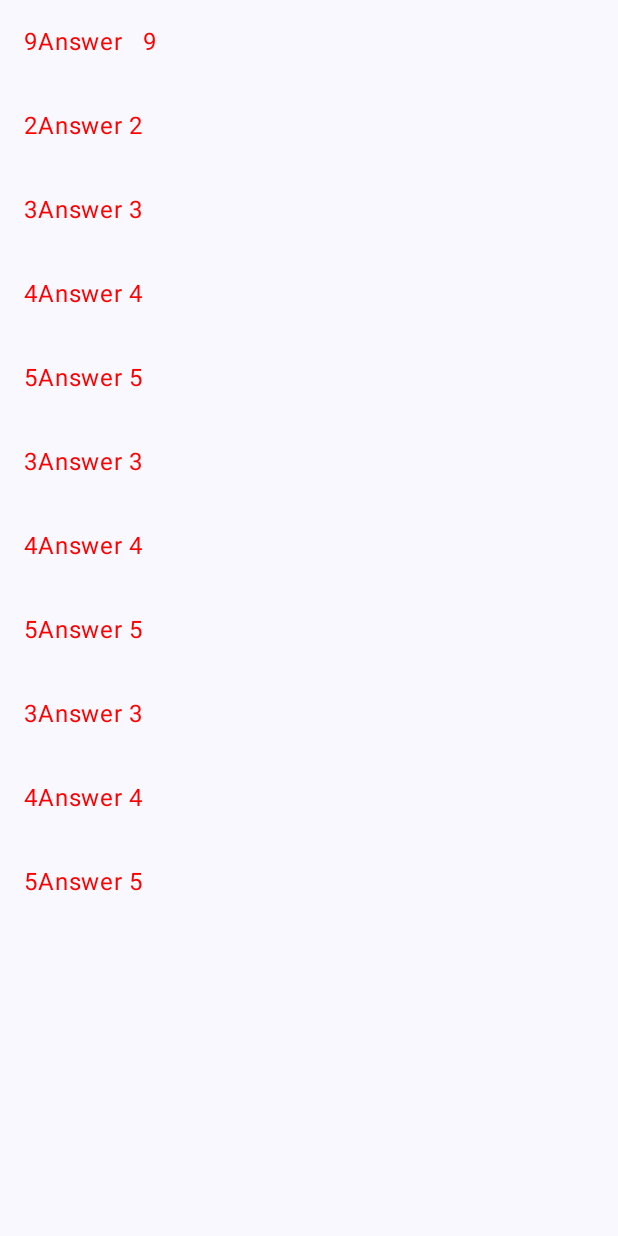
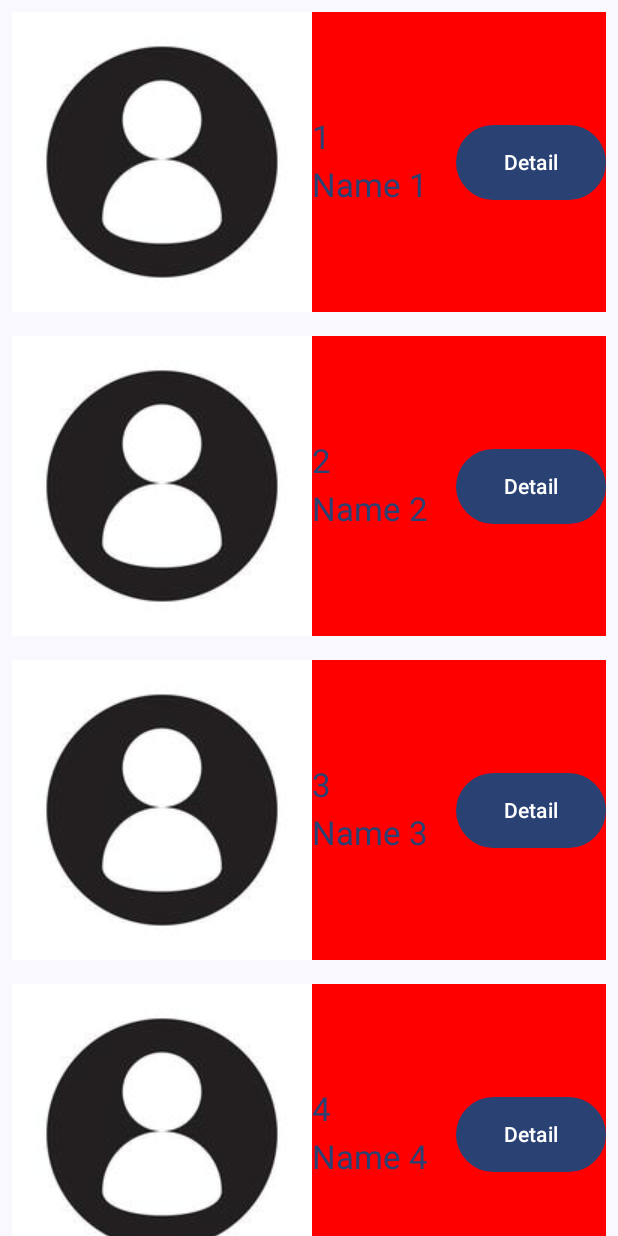
Before and after one commit to gcs-abdulwahab/GCSMADActivivity, an Android app built with Jetpack Compose: the screen it shows after launch (MainActivity), on a phone screen of 412 x 824 dp. Run offline under Robolectric (Android 15) with nearby library versions, the phone set to English and light mode, and no system bars; libraries missing offline, so code that uses them is left out: com.bumptech.glide; pictures from the network do not load.

Commit message:
LazyColumn
Lazy Column

```diff
--- a/app/build.gradle.kts
+++ b/app/build.gradle.kts
@@ -66,4 +66,12 @@ dependencies {
     androidTestImplementation(libs.androidx.ui.test.junit4)
     debugImplementation(libs.androidx.ui.tooling)
     debugImplementation(libs.androidx.ui.test.manifest)
+
+    implementation("io.coil-kt:coil:2.7.0")
+    implementation("io.coil-kt:coil-compose:2.7.0")
+
+    implementation ("com.github.bumptech.glide:compose:1.0.0-beta01")
+
+
+
 }
--- a/app/src/main/java/com/example/gcsmadactivivity/MainActivity.kt
+++ b/app/src/main/java/com/example/gcsmadactivivity/MainActivity.kt
@@ -2,68 +2,61 @@ package com.example.gcsmadactivivity
 
 import android.annotation.SuppressLint
 import android.os.Bundle
+import android.util.Log
 import androidx.activity.ComponentActivity
 import androidx.activity.compose.setContent
 import androidx.activity.enableEdgeToEdge
 import androidx.compose.foundation.Image
+import androidx.compose.foundation.background
+import androidx.compose.foundation.layout.Box
 import androidx.compose.foundation.layout.Column
 import androidx.compose.foundation.layout.Row
+import androidx.compose.foundation.layout.Spacer
 import androidx.compose.foundation.layout.fillMaxSize
+import androidx.compose.foundation.layout.fillMaxWidth
+import androidx.compose.foundation.layout.height
 import androidx.compose.foundation.layout.padding
+import androidx.compose.foundation.layout.width
+import androidx.compose.foundation.lazy.LazyColumn
+import androidx.compose.foundation.lazy.items
+import androidx.compose.material3.Button
+import androidx.compose.material3.MaterialTheme
 import androidx.compose.material3.Scaffold
 import androidx.compose.material3.Text
 import androidx.compose.runtime.Composable
+import androidx.compose.ui.Alignment.Companion.CenterVertically
 import androidx.compose.ui.Modifier
 import androidx.compose.ui.graphics.Color
+import androidx.compose.ui.graphics.ImageBitmap
+import androidx.compose.ui.res.painterResource
 import androidx.compose.ui.tooling.preview.Preview
 import androidx.compose.ui.unit.dp
+import coil.compose.AsyncImage
+import com.bumptech.glide.integration.compose.ExperimentalGlideComposeApi
+import com.bumptech.glide.integration.compose.GlideImage
 import com.example.gcsmadactivivity.ui.theme.GCSMADActivivityTheme
+import models.Contact
 
 class MainActivity : ComponentActivity() {
     @SuppressLint("UnusedMaterial3ScaffoldPaddingParameter")
     override fun onCreate(savedInstanceState: Bundle?) {
         super.onCreate(savedInstanceState)
-        enableEdgeToEdge()
-
-//   list /       collection of 5 answers
-        val answers = listOf(
-            Answer(sum(5, 4), "Answer   ${sum(5, 4)}     "),
-            Answer(2, "Answer 2"),
-            Answer(3, "Answer 3"),
-            Answer(4, "Answer 4"),
-            Answer(5, "Answer 5"),
-            Answer(3, "Answer 3"),
-            Answer(4, "Answer 4"),
-            Answer(5, "Answer 5"),
-            Answer(3, "Answer 3"),
-            Answer(4, "Answer 4"),
-            Answer(5, "Answer 5")
-        )
-
+//        enableEdgeToEdge()
 
         setContent {
             GCSMADActivivityTheme {
-//  scaffold in such a way that  greetings are vertically stacked
-
                 Scaffold(
-                    contentColor = Color.Red,
-
+                    contentColor = MaterialTheme.colorScheme.primary,
                     content = {
-                        Column(
-                            modifier = Modifier.fillMaxSize()
-                        ) {
-
-//                            for each answers   create a SurveyAnswer
-                            answers.forEach { answer ->
-                                SurveyAnswer(answer)
+                        val contacts = Contact.contacts
+                        LazyColumn {
+                            items(contacts) { contact ->
+                                ContactItem(contact = contact)
                             }
 
-//                            SurveyAnswer(Answer(sum(5, 4), "Answer   ${sum(5, 4)}     "))
-//                            SurveyAnswer(Answer(2, "Answer 2"))
-//                            SurveyAnswer(Answer(3, "Answer 3"))
-//                            SurveyAnswer(Answer(4, "Answer 4"))
+                        }
 
-                        }
+
                     }
                 )
 
@@ -74,43 +67,67 @@ class MainActivity : ComponentActivity() {
 }
 
 
-data class Answer(val id: Int, val answer: String)
+@Composable
+fun ContactItem(contact: Contact) {
 
 
-fun sum(a: Int, b: Int): Int {
-    return a + b
-}
+    Row(
+        modifier = Modifier
+            .padding(8.dp)
+            .background(Color.Red)
+            .fillMaxWidth(),
+        verticalAlignment = CenterVertically
+    ) {
+        Image(
+            painter = painterResource(id = R.drawable.profile),
+            contentDescription = "Contact Image"
+        )
+
+        Column {
+            Text(text = contact.id.toString(), style = MaterialTheme.typography.titleLarge)
+            Spacer(modifier = Modifier.height(4.dp))
+            Text(text = contact.name, style = MaterialTheme.typography.titleLarge)
+        }
+//       Add Button for detail and this should be on the right of the row
+        Spacer(modifier = Modifier.weight(1f))
+        Button(
+            onClick = {
+
+                Log.d("Contact Detail", "Contact Detail Clicked")
 
 
-@Composable
-fun SurveyAnswer(answer: Answer) {
-    Row(
-        modifier = Modifier.padding(16.dp)
-        //        add a little space between each row element
-
-    ) {
-        Text(text = answer.id.toString())
-        Text(text = answer.answer)
-    }
-}
-
-
-@Composable
-fun Greeting(fname: String = "User", modifier: Modifier = Modifier) {
-
-    Row(
-        modifier = modifier.padding(16.dp)
-    ) {
-        Text(text = "Hello, $fname!")
+            }, modifier = Modifier
+                .width(100.dp)
+                .height(50.dp)
+        ) {
+            Text(text = "Detail")
+        }
     }
 
 
 }
 
-@Preview(showBackground = true)
+@Preview
+@Composable
+fun ContactItemPreview() {
+
+
+    ContactItem(contact = Contact(1, "Default", imageUrl = "https://picsum.photos/200/300"))
+
+
+}
+
+@Preview(showBackground = true, showSystemUi = true)
 @Composable
 fun GreetingPreview() {
     GCSMADActivivityTheme {
-        SurveyAnswer(Answer(1, "Answer 1"))
+        val contacts = Contact.contacts
+        LazyColumn {
+            items(contacts.size) { index ->
+                ContactItem(contact = contacts[index])
+            }
+
+        }
+
     }
 }
--- /dev/null
+++ b/app/src/main/java/models/Contact.kt
@@ -0,0 +1,14 @@
+package models
+
+data class Contact(val id: Int, val name: String, val imageUrl: String) {
+    companion object {
+        val contacts = (1..11515).map {
+            Contact(
+                it,
+                "Name $it",
+                "https://picsum.photos/200/300"
+            )
+        }
+
+    }
+}
```
Also changed, not shown: app/src/main/res/drawable/profile.jpg (added).
